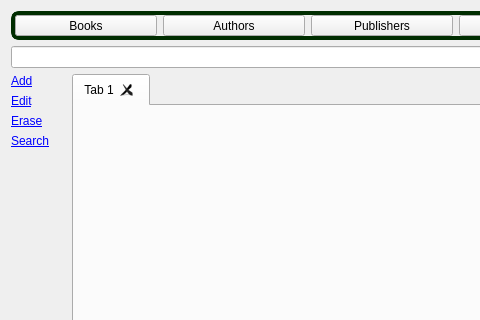
Before: the Qt Designer form src/gui/UI/OperationsWidget.ui in jgastal/plivros, drawn with Qt 5; both pictures show x 0 to 480 and y 0 to 320 of the 616 by 477 pixel window.
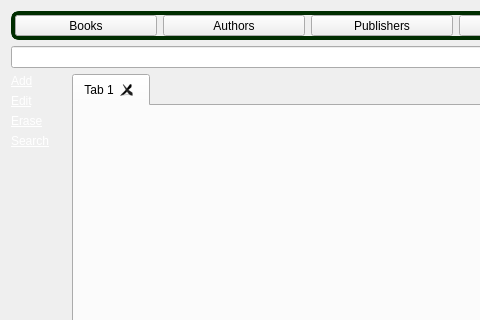
After: the same form once the commit is applied.

What changed in the file:
```diff
--- a/src/gui/UI/OperationsWidget.ui
+++ b/src/gui/UI/OperationsWidget.ui
@@ -144,7 +144,7 @@
 &lt;html&gt;&lt;head&gt;&lt;meta name=&quot;qrichtext&quot; content=&quot;1&quot; /&gt;&lt;style type=&quot;text/css&quot;&gt;
 p, li { white-space: pre-wrap; }
 &lt;/style&gt;&lt;/head&gt;&lt;body style=&quot; font-family:'DejaVu Sans'; font-size:9pt; font-weight:400; font-style:normal;&quot;&gt;
-&lt;p style=&quot; margin-top:0px; margin-bottom:0px; margin-left:0px; margin-right:0px; -qt-block-indent:0; text-indent:0px;&quot;&gt;&lt;a href=&quot;internal:/add&quot;&gt;&lt;span style=&quot; text-decoration: underline; color:#0000ff;&quot;&gt;Add&lt;/span&gt;&lt;/a&gt;&lt;/p&gt;&lt;/body&gt;&lt;/html&gt;</string>
+&lt;p style=&quot; margin-top:0px; margin-bottom:0px; margin-left:0px; margin-right:0px; -qt-block-indent:0; text-indent:0px;&quot;&gt;&lt;a href=&quot;internal:/add&quot;&gt;&lt;span style=&quot; text-decoration: underline; color:#ffffff;&quot;&gt;Add&lt;/span&gt;&lt;/a&gt;&lt;/p&gt;&lt;/body&gt;&lt;/html&gt;</string>
      </property>
     </widget>
    </item>
@@ -185,7 +185,7 @@
 &lt;html&gt;&lt;head&gt;&lt;meta name=&quot;qrichtext&quot; content=&quot;1&quot; /&gt;&lt;style type=&quot;text/css&quot;&gt;
 p, li { white-space: pre-wrap; }
 &lt;/style&gt;&lt;/head&gt;&lt;body style=&quot; font-family:'DejaVu Sans'; font-size:9pt; font-weight:400; font-style:normal;&quot;&gt;
-&lt;p style=&quot; margin-top:0px; margin-bottom:0px; margin-left:0px; margin-right:0px; -qt-block-indent:0; text-indent:0px;&quot;&gt;&lt;a href=&quot;internal:/edit&quot;&gt;&lt;span style=&quot; text-decoration: underline; color:#0000ff;&quot;&gt;Edit&lt;/span&gt;&lt;/a&gt;&lt;/p&gt;&lt;/body&gt;&lt;/html&gt;</string>
+&lt;p style=&quot; margin-top:0px; margin-bottom:0px; margin-left:0px; margin-right:0px; -qt-block-indent:0; text-indent:0px;&quot;&gt;&lt;a href=&quot;internal:/edit&quot;&gt;&lt;span style=&quot; text-decoration: underline; color:#ffffff;&quot;&gt;Edit&lt;/span&gt;&lt;/a&gt;&lt;/p&gt;&lt;/body&gt;&lt;/html&gt;</string>
      </property>
     </widget>
    </item>
@@ -208,7 +208,7 @@
 &lt;html&gt;&lt;head&gt;&lt;meta name=&quot;qrichtext&quot; content=&quot;1&quot; /&gt;&lt;style type=&quot;text/css&quot;&gt;
 p, li { white-space: pre-wrap; }
 &lt;/style&gt;&lt;/head&gt;&lt;body style=&quot; font-family:'DejaVu Sans'; font-size:9pt; font-weight:400; font-style:normal;&quot;&gt;
-&lt;p style=&quot; margin-top:0px; margin-bottom:0px; margin-left:0px; margin-right:0px; -qt-block-indent:0; text-indent:0px;&quot;&gt;&lt;a href=&quot;internal:/erase&quot;&gt;&lt;span style=&quot; text-decoration: underline; color:#0000ff;&quot;&gt;Erase&lt;/span&gt;&lt;/a&gt;&lt;/p&gt;&lt;/body&gt;&lt;/html&gt;</string>
+&lt;p style=&quot; margin-top:0px; margin-bottom:0px; margin-left:0px; margin-right:0px; -qt-block-indent:0; text-indent:0px;&quot;&gt;&lt;a href=&quot;internal:/erase&quot;&gt;&lt;span style=&quot; text-decoration: underline; color:#ffffff;&quot;&gt;Erase&lt;/span&gt;&lt;/a&gt;&lt;/p&gt;&lt;/body&gt;&lt;/html&gt;</string>
      </property>
     </widget>
    </item>
@@ -231,7 +231,7 @@
 &lt;html&gt;&lt;head&gt;&lt;meta name=&quot;qrichtext&quot; content=&quot;1&quot; /&gt;&lt;style type=&quot;text/css&quot;&gt;
 p, li { white-space: pre-wrap; }
 &lt;/style&gt;&lt;/head&gt;&lt;body style=&quot; font-family:'DejaVu Sans'; font-size:9pt; font-weight:400; font-style:normal;&quot;&gt;
-&lt;p style=&quot; margin-top:0px; margin-bottom:0px; margin-left:0px; margin-right:0px; -qt-block-indent:0; text-indent:0px;&quot;&gt;&lt;a href=&quot;internal:/search&quot;&gt;&lt;span style=&quot; text-decoration: underline; color:#0000ff;&quot;&gt;Search&lt;/span&gt;&lt;/a&gt;&lt;/p&gt;&lt;/body&gt;&lt;/html&gt;</string>
+&lt;p style=&quot; margin-top:0px; margin-bottom:0px; margin-left:0px; margin-right:0px; -qt-block-indent:0; text-indent:0px;&quot;&gt;&lt;a href=&quot;internal:/search&quot;&gt;&lt;span style=&quot; text-decoration: underline; color:#ffffff;&quot;&gt;Search&lt;/span&gt;&lt;/a&gt;&lt;/p&gt;&lt;/body&gt;&lt;/html&gt;</string>
      </property>
     </widget>
    </item>
```
